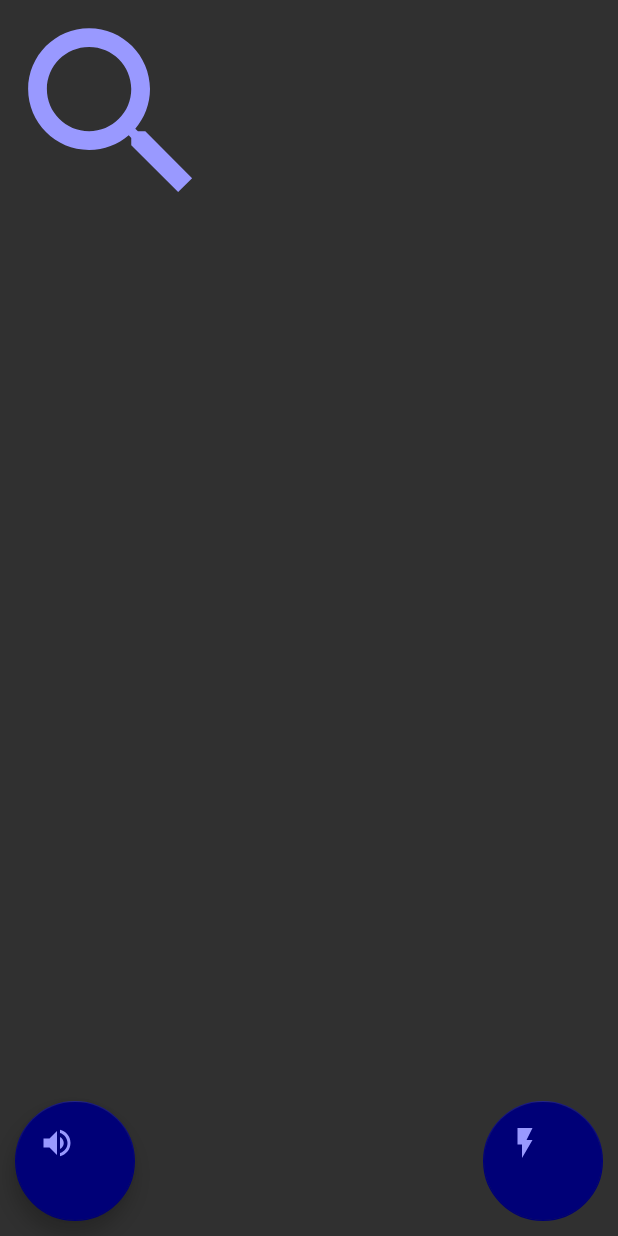
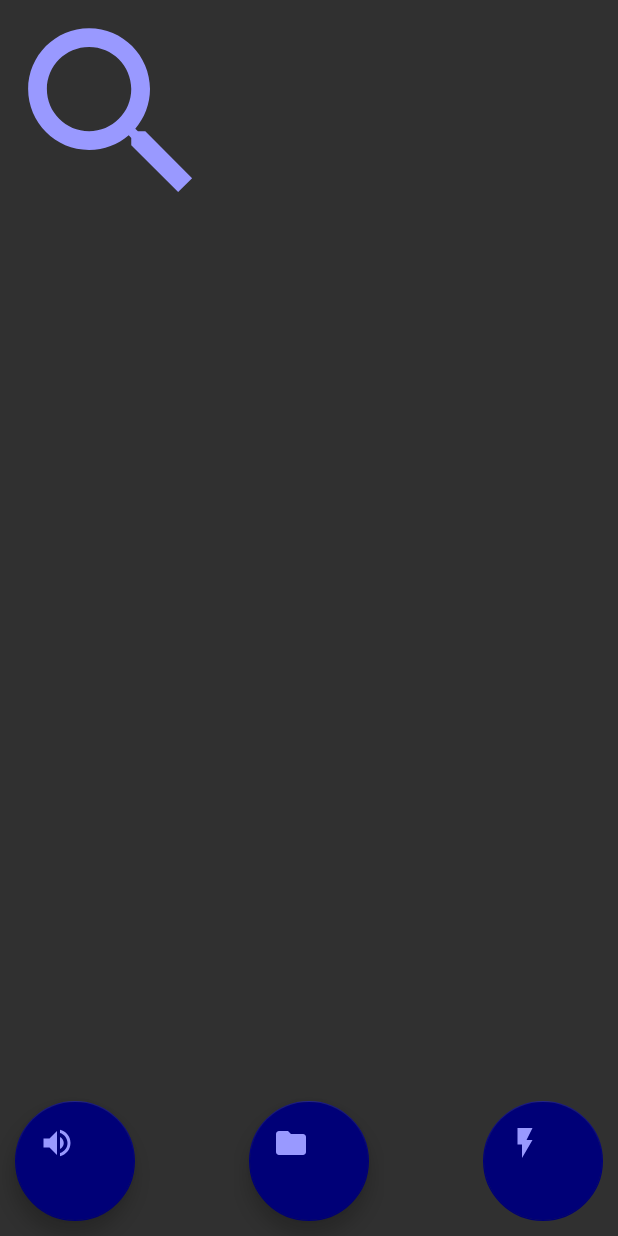
Before and after one commit to lefty89/speakshot, an Android app: the layout search_fragment.xml on its own in the app's theme, with its tools: preview values and no code run, on a phone screen of 412 x 824 dp. Run offline under Robolectric (Android 15) with nearby library versions, the phone set to English and light mode, and no system bars.

Commit message:
[TASK] history button added to search fragment

```diff
--- a/app/src/main/res/layout/search_fragment.xml
+++ b/app/src/main/res/layout/search_fragment.xml
@@ -34,6 +34,17 @@
                     app:srcCompat="@drawable/buttons_read_result" />
             </FrameLayout>
             <FrameLayout
+                    android:layout_width="@dimen/fab_frame_size"
+                    android:layout_height="@dimen/fab_frame_size"
+                    android:layout_gravity="bottom|center_horizontal">
+                <android.support.design.widget.FloatingActionButton
+                        android:id="@+id/btn_history"
+                        android:layout_width="match_parent"
+                        android:layout_height="match_parent"
+                        android:layout_margin="@dimen/fab_main_margin"
+                        app:srcCompat="@drawable/ic_folder_black_24dp" />
+            </FrameLayout>
+            <FrameLayout
                 android:layout_width="@dimen/fab_frame_size"
                 android:layout_height="@dimen/fab_frame_size"
                 android:layout_gravity="bottom|end">
```
Also changed, not shown: app/src/main/java/com/hsfl/speakshot/ui/SearchFragment.java (+19 -0 lines).
